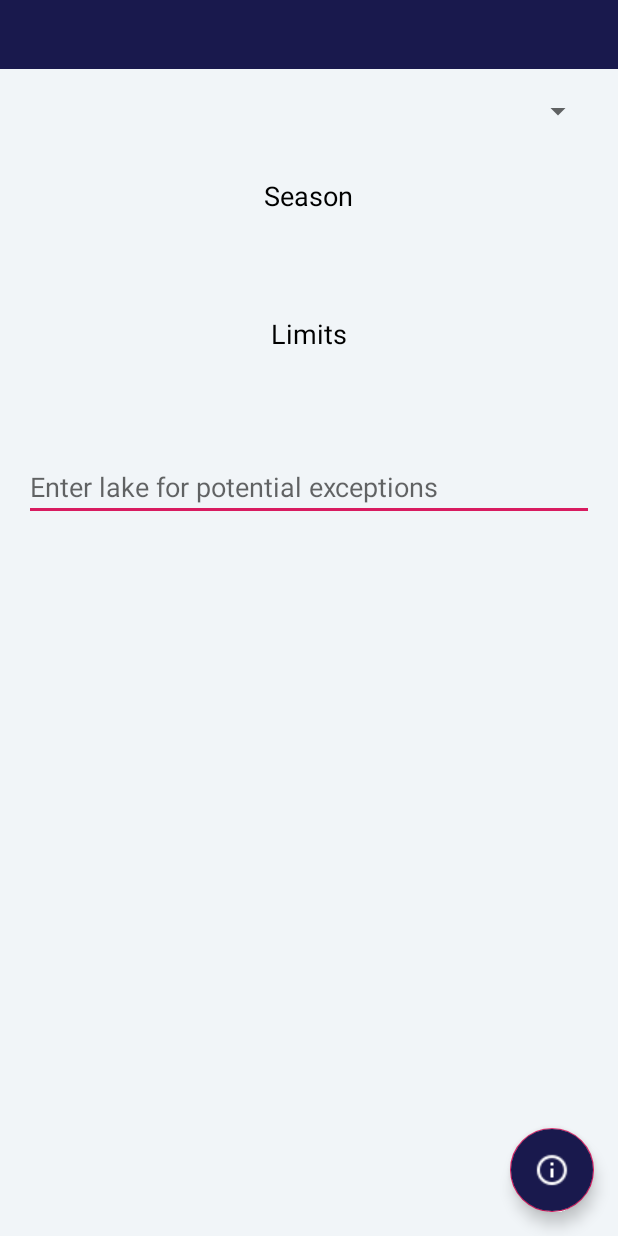
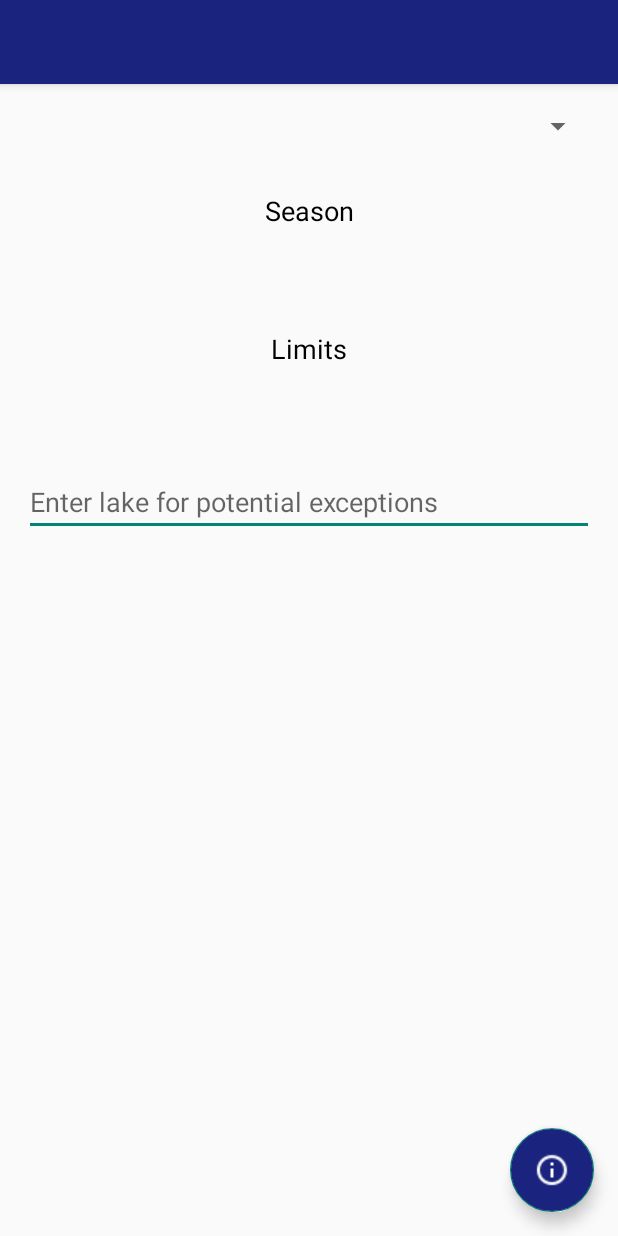
Before and after one commit to OntarioFish/OntarioFish, an Android app: the FishRegulations screen opened directly, with no data from a screen before it, on a phone screen of 412 x 824 dp. Run offline under Robolectric (Android 15) with nearby library versions, the phone set to English and light mode, and no system bars; Roboto replaces fonts that are not available here; 2 statements that could not run were skipped.

Commit message:
Rebuilt main menu UI and had to re add stuff.

```diff
--- a/app/src/main/AndroidManifest.xml
+++ b/app/src/main/AndroidManifest.xml
@@ -12,9 +12,9 @@
         android:allowBackup="true"
         android:icon="@mipmap/ic_launcher"
         android:label="@string/app_name"
-        android:roundIcon="@mipmap/ic_launcher_round"
+        android:roundIcon="@mipmap/ic_launcher_fish_round"
         android:supportsRtl="true"
-        android:theme="@style/AppTheme">
+        android:theme="@style/Theme.AppCompat.Light.NoActionBar">
         <activity android:name=".HomeActivity">
             <intent-filter>
                 <action android:name="android.intent.action.MAIN" />
--- a/app/src/main/java/android/example/ontariofish/FishRegulations.java
+++ b/app/src/main/java/android/example/ontariofish/FishRegulations.java
@@ -14,6 +14,7 @@ import android.widget.AdapterView;
 import android.widget.ArrayAdapter;
 import android.widget.AutoCompleteTextView;
 import android.widget.LinearLayout;
+import android.widget.ScrollView;
 import android.widget.Spinner;
 import android.widget.TextView;
 import android.widget.Toast;
@@ -28,7 +29,7 @@ import java.util.List;
 public class FishRegulations extends AppCompatActivity implements AdapterView.OnItemSelectedListener, AdapterView.OnItemClickListener {
 
     private TextView zoneTitle, zoneSeasonInfo, zoneLimitInfo, exceptionInfo,exceptionLocation;
-    private LinearLayout exceptionLayout;
+    private ScrollView exceptionLayout;
     private Spinner fishSelect;
     private Fish currentFish;
     private FloatingActionButton fabFish;
@@ -56,7 +57,7 @@ public class FishRegulations extends AppCompatActivity implements AdapterView.On
         Bundle extras = getIntent().getExtras();
         String zoneName = extras.getString("ZONE");
         exceptionLocation = (TextView) findViewById(R.id.exception_location);
-        exceptionLayout = (LinearLayout) findViewById(R.id.exception_layout);
+        exceptionLayout = (ScrollView) findViewById(R.id.exception_layout);
         lakeList = (AutoCompleteTextView) findViewById(R.id.lake_list);
         zoneTitle = (TextView)findViewById(R.id.zone_title);
         fishSelect = (Spinner)findViewById(R.id.fish_spinner);
@@ -92,7 +93,7 @@ public class FishRegulations extends AppCompatActivity implements AdapterView.On
         lakeException = DB.getExceptionsInfo(Integer.toString(regionNumber), currentFish.getName(), (String)parent.getItemAtPosition(position));
         exceptionLocation.setText(String.format("%s: %s", parent.getItemAtPosition(position), lakeException[0]));
         if(lakeException[2].equals("Unchanged")){
-            exceptionInfo.setText(String.format("%s\n\n", lakeException[1]));
+            exceptionInfo.setText(String.format("%s", lakeException[1]));
         } else {
             exceptionInfo.setText(String.format("%s\n\n%s", lakeException[1], lakeException[2]));
         }
@@ -129,7 +130,7 @@ public class FishRegulations extends AppCompatActivity implements AdapterView.On
         System.out.println(currentFish.getResourceName());
         listLake = DB.getExceptionsLake(Integer.toString(regionNumber), (String)parent.getItemAtPosition(position));
         lakeList.getText().clear();
-
+        exceptionLayout.setVisibility(View.INVISIBLE);
 
 
         if(listLake.isEmpty()){
--- a/app/src/main/res/layout/activity_fish_regulations.xml
+++ b/app/src/main/res/layout/activity_fish_regulations.xml
@@ -1,38 +1,59 @@
 <?xml version="1.0" encoding="utf-8"?>
-<LinearLayout xmlns:android="http://schemas.android.com/apk/res/android"
+<RelativeLayout xmlns:android="http://schemas.android.com/apk/res/android"
+    xmlns:app="http://schemas.android.com/apk/res-auto"
     xmlns:tools="http://schemas.android.com/tools"
     android:layout_width="match_parent"
     android:layout_height="match_parent"
-    android:background="@color/backgroundUsed"
-    android:orientation="vertical"
     tools:context=".FishRegulations">
+
+    <androidx.appcompat.widget.Toolbar
+        android:id="@+id/my_toolbar"
+        android:layout_width="match_parent"
+        android:layout_height="wrap_content"
+        android:background="@color/colorPrimary"
+        android:elevation="4dp"
+        android:theme="@style/ThemeOverlay.AppCompat.ActionBar"
+        app:popupTheme="@style/ThemeOverlay.AppCompat.Light"
+        android:layout_alignParentTop="true">
 
         <TextView
             android:id="@+id/zone_title"
-        android:layout_width="match_parent"
+            android:layout_width="wrap_content"
             android:layout_height="wrap_content"
-        android:background="@color/colorPrimary"
-        android:backgroundTint="@color/statusBarColor"
             android:fontFamily="@font/nunito"
-        android:gravity="center"
+            android:layout_gravity="center"
             android:padding="8dp"
             android:textAppearance="@android:style/TextAppearance.DeviceDefault.Large"
             android:textColor="@android:color/white" />
+    </androidx.appcompat.widget.Toolbar>
+
+    <com.google.android.material.floatingactionbutton.FloatingActionButton
+        android:id="@+id/fab_fish_info"
+        android:layout_width="56dp"
+        android:layout_height="56dp"
+        android:layout_alignParentEnd="true"
+        android:layout_alignParentBottom="true"
+        android:layout_margin="16dp"
+        android:backgroundTint="@color/colorPrimary"
+        android:src="@drawable/fab_icon" />
 
     <Spinner
         android:id="@+id/fish_spinner"
         android:layout_width="match_parent"
         android:layout_height="wrap_content"
-        android:layout_margin="16dp" />
+        android:layout_margin="16dp"
+        android:layout_below="@id/my_toolbar"/>
 
     <TextView
-        android:layout_width="wrap_content"
+        android:id="@+id/zone_season_title"
+        android:layout_width="match_parent"
         android:layout_height="wrap_content"
-        android:layout_gravity="center"
+        android:gravity="center"
         android:layout_margin="16dp"
         android:text="@string/zone_season_heading"
         android:textColor="@android:color/black"
-        android:textSize="18sp" />
+        android:textSize="18sp"
+        android:layout_below="@id/fish_spinner" />
 
     <TextView
         android:id="@+id/zone_season"
@@ -42,16 +63,19 @@
         android:layout_marginEnd="16dp"
         android:layout_marginBottom="16dp"
         android:gravity="center"
-        android:textSize="14sp" />
+        android:textSize="14sp"
+        android:layout_below="@id/zone_season_title"/>
 
     <TextView
-        android:layout_width="wrap_content"
+        android:id="@+id/zone_limit_title"
+        android:layout_width="match_parent"
         android:layout_height="wrap_content"
-        android:layout_gravity="center"
+        android:gravity="center"
         android:layout_margin="16dp"
         android:text="@string/zone_limit_heading"
         android:textColor="@android:color/black"
-        android:textSize="18sp" />
+        android:textSize="18sp"
+        android:layout_below="@id/zone_season"/>
 
     <TextView
         android:id="@+id/zone_limit"
@@ -61,17 +85,24 @@
         android:layout_marginEnd="16dp"
         android:layout_marginBottom="16dp"
         android:gravity="center"
-        android:textSize="14sp" />
+        android:textSize="14sp"
+        android:layout_below="@id/zone_limit_title"/>
 
     <AutoCompleteTextView
         android:id="@+id/lake_list"
         android:layout_width="match_parent"
         android:layout_height="wrap_content"
         android:layout_margin="16dp"
-            android:hint="@string/exception_hint" />
+        android:hint="@string/exception_hint"
+        android:layout_below="@id/zone_limit"/>
+
+    <ScrollView
+        android:layout_width="match_parent"
+        android:layout_height="match_parent"
+        android:layout_below="@id/lake_list"
+        android:id="@+id/exception_layout">
 
         <LinearLayout
-        android:id="@+id/exception_layout"
             android:layout_width="match_parent"
             android:layout_height="wrap_content"
             android:orientation="vertical">
@@ -113,23 +144,7 @@
                 android:layout_marginBottom="16dp"
                 android:gravity="center"
                 android:textSize="14sp" />
-    </LinearLayout>
-
-    <RelativeLayout
-        android:layout_width="match_parent"
-        android:layout_height="match_parent">
-
-        <com.google.android.material.floatingactionbutton.FloatingActionButton
-            android:id="@+id/fab_fish_info"
-            android:layout_width="56dp"
-            android:layout_height="56dp"
-            android:layout_alignParentEnd="true"
-            android:layout_alignParentBottom="true"
-            android:layout_margin="16dp"
-            android:backgroundTint="@color/statusBarColor"
-            android:src="@drawable/fab_icon" />
-
-    </RelativeLayout>
-
 
         </LinearLayout>
+    </ScrollView>
+</RelativeLayout>
--- a/app/src/main/res/values/colors.xml
+++ b/app/src/main/res/values/colors.xml
@@ -1,9 +1,9 @@
 <?xml version="1.0" encoding="utf-8"?>
 <resources>
-    <color name="colorPrimary">#ffb366</color>
-    <color name="colorPrimaryDark">#00574B</color>
+    <color name="colorPrimary">#1a237e</color>
+    <color name="colorPrimaryDark">#000051</color>
     <color name="colorAccent">#D81B60</color>
     <color name="statusBarColor">#ff19194d</color>
-    <color name="backgroundUsed">#f1f5f8</color>
+    <color name="backgroundUsed">#f2f2f2</color>
     <color name="detailsHeading">#595959</color>
 </resources>
--- a/app/src/main/res/values/strings.xml
+++ b/app/src/main/res/values/strings.xml
@@ -1,15 +1,15 @@
 <resources>
     <string name="app_name">OntarioFish</string>
     <string name="title_main_string">Ontario Fishing</string>
-    <string name="view_fish_button">View Fish</string>
+    <string name="view_fish_button">Fish</string>
     <string name="record_size_card">Record: %1$s</string>
     <string name="details_heading_one">Appearance</string>
     <string name="details_heading_two">Size</string>
     <string name="details_heading_three">Habitat and Range</string>
-    <string name="view_regulations_button">View Regulations</string>
+    <string name="view_regulations_button">Regulations</string>
     <string name="select_zone_text">Select your zone:</string>
     <string name="title_activity_maps">Map</string>
-    <string name="view_map_button">View Map</string>
+    <string name="view_map_button">Map</string>
     <string name="title_activity_maps2">Map</string>
     <string name="zone_limit_heading">Limits</string>
     <string name="zone_season_heading">Season</string>
--- a/app/src/main/res/values/styles.xml
+++ b/app/src/main/res/values/styles.xml
@@ -6,6 +6,7 @@
         <item name="colorPrimary">@color/colorPrimary</item>
         <item name="colorPrimaryDark">@color/colorPrimaryDark</item>
         <item name="colorAccent">@color/colorAccent</item>
+        <item name="android:statusBarColor">@color/colorPrimaryDark</item>
     </style>
 
 </resources>
--- a/build.gradle
+++ b/build.gradle
@@ -7,7 +7,7 @@ buildscript {
 
     }
     dependencies {
-        classpath 'com.android.tools.build:gradle:3.6.3'
+        classpath 'com.android.tools.build:gradle:4.0.0'
 
         // NOTE: Do not place your application dependencies here; they belong
         // in the individual module build.gradle files
```
Also changed, not shown: app/src/main/java/android/example/ontariofish/MainActivity.java (+6 -7 lines), app/src/main/res/layout/activity_main.xml (+61 -68 lines), gradle/wrapper/gradle-wrapper.properties, 1 other file. Lines whose indentation alone changed are shown as unchanged.
